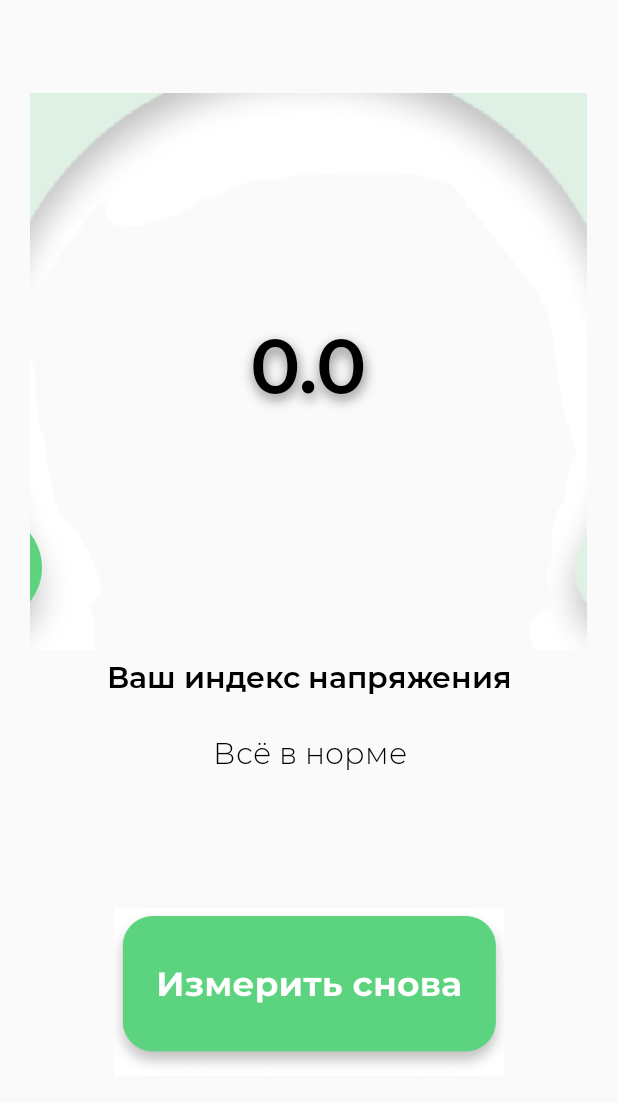
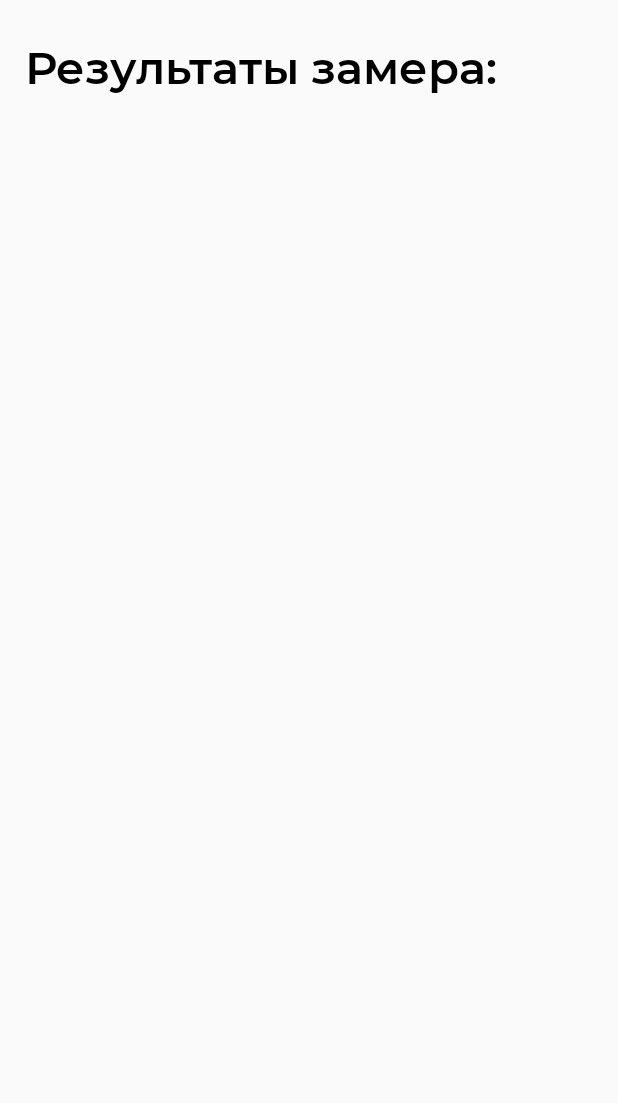
Before and after one commit to TheArtyomMDev/BeWell, an Android app: the Result screen opened directly, with no data from a screen before it, on a phone screen of 412 x 824 dp. Shown: the top 1103 px of the screen. Run offline under Robolectric (Android 15) with nearby library versions, the phone set to English and light mode, and no system bars; libraries missing offline, so code that uses them is left out: com.jjoe64.graphview, org.nield.kotlinstatistics.

```diff
--- a/app/src/main/java/com/example/sachin/heart/Result.kt
+++ b/app/src/main/java/com/example/sachin/heart/Result.kt
@@ -1,105 +1,32 @@
 package com.example.sachin.heart
 
 import android.content.Context
-import android.content.Intent
 import android.graphics.*
 import android.os.Bundle
-import android.support.v7.app.AppCompatActivity
+import androidx.appcompat.app.AppCompatActivity
 import android.util.AttributeSet
 import android.view.View
 import android.widget.Button
 import android.widget.TextView
-import kotlin.math.roundToInt
+import java.lang.reflect.Array
 
 
 class Result : AppCompatActivity() {
-
-    companion object {
-        var BItoText = 0F
-        var backgroundLevel = 0
-    }
-
-    class BarView2 @JvmOverloads constructor(context: Context,
-                                               attrs: AttributeSet? = null, defStyleAttr: Int = 0)
-        : View(context, attrs, defStyleAttr) {
-
-        private var resizedWidth = 900
-        private var resizedHeight = 900
-        private var radius = 364F
-        private var deltaDown = -10.5F
-        private var toAngle = 240F*(BItoText/500F)
-        private var angle = 0F
-        private var called = false
-
-        private var levelBitmapBackground: Bitmap? = null
-        private var resizedLevelBitmapBackground: Bitmap? = null
-
-        private val paint = Paint()
-        private val oval = RectF()
-        private val oval2 = RectF()
-
-        // Called when the view should render its content.
-        override fun onDraw(canvas: Canvas?) {
-            super.onDraw(canvas)
-
-            if(!called) {
-                if(BItoText <= 100) backgroundLevel = R.drawable.level_background_1
-                else if(BItoText > 100 && BItoText <= 200) backgroundLevel = R.drawable.level_background_2
-                else backgroundLevel = R.drawable.level_background_2
-
-                toAngle = 240F*(BItoText/500F)
-
-                levelBitmapBackground = BitmapFactory.decodeResource(resources, backgroundLevel)
-                resizedLevelBitmapBackground = Bitmap.createScaledBitmap(levelBitmapBackground!!, resizedWidth, resizedHeight, false)
-
-                called = true
-            }
-
-            canvas!!.drawBitmap(resizedLevelBitmapBackground!!, width/2 - resizedWidth/2F, height/2 - resizedHeight/2F, paint)
-
-            paint.style = Paint.Style.STROKE
-            paint.strokeWidth = 100F
-
-            //цвет в зависимоти от BI
-            if(BItoText <= 100) paint.color = Color.parseColor("#5DD37E")
-            else if(BItoText > 100 && BItoText <= 200) paint.color = Color.parseColor("#F7F514")
-            else if(BItoText > 200 && BItoText <= 400) paint.color = Color.parseColor("#F77E14")
-            else paint.color = Color.parseColor("#F52B2B")
-
-            oval.set(width/2 - radius - 5F, height/2 - radius - deltaDown - 5F, width/2 + radius, height/2 + radius - deltaDown)
-            canvas.drawArc(oval, 150F, angle, false, paint)
-
-            paint.style = Paint.Style.FILL
-            oval2.set(width/2 - radius - 2F, height/2 + radius - 220F, width/2 - radius + 98F, height/2 + radius - 115F)
-            canvas.drawOval(oval2, paint)
-
-            if(angle < toAngle) angle += 0.5F
-            println(angle)
-            println(toAngle)
-
-            invalidate()
-        }
-    }
 
     override fun onCreate(savedInstanceState: Bundle?) {
         super.onCreate(savedInstanceState)
         setContentView(R.layout.activity_result)
 
-        val againButton = findViewById<Button>(R.id.again_button)
-        val resultText = findViewById<TextView>(R.id.result_text)
         val resultInfoText = findViewById<TextView>(R.id.result_info_text)
 
-        val BI: Double = intent.extras?.get("BI") as Double
-        BItoText = (BI * 100).roundToInt() /100F
-        if(BItoText > 500) BItoText = 500F
+        var out = ""
+        val bundle = intent.extras
+        if (bundle != null) {
+            for (key in bundle.keySet()) {
+                out += "$key: ${bundle[key]}\n"
+            }
+        }
 
-        resultText.text = BItoText.toString()
-        if(BItoText <= 100) resultInfoText.text = "Всё в норме"
-        else if(200 > BItoText && BItoText > 100) resultInfoText.text = "Советуем посетить врача"
-        else resultInfoText.text = "Незамедлительно запишитесь к врачу"
-
-        againButton.setOnClickListener {
-            startActivity(Intent(this, HeartRateMonitor::class.java))
-        }
+        resultInfoText.text = out
     }
 }
--- a/app/src/main/res/layout/activity_result.xml
+++ b/app/src/main/res/layout/activity_result.xml
@@ -8,80 +8,51 @@
     android:id="@+id/layout2">
 
 
-    <android.support.constraint.ConstraintLayout
+    <androidx.constraintlayout.widget.ConstraintLayout
         android:id="@+id/relativeLayout2"
         android:layout_width="match_parent"
         android:layout_height="match_parent">
 
 
         <TextView
+            android:id="@+id/label_text"
+            android:layout_width="wrap_content"
+            android:layout_height="wrap_content"
+            android:layout_marginStart="16dp"
+            android:layout_marginTop="24dp"
+            android:fontFamily="@font/montserrat_semi_bold"
+            android:gravity="center"
+            android:text="Результаты замера:"
+            android:textColor="#000000"
+            android:textSize="30sp"
+            app:layout_constraintStart_toStartOf="parent"
+            app:layout_constraintTop_toTopOf="parent" />
+
+        <TextView
             android:id="@+id/result_info_text"
-            android:layout_width="300dp"
-            android:layout_height="66dp"
+            android:layout_width="wrap_content"
+            android:layout_height="wrap_content"
             android:fontFamily="@font/montserrat_light"
-            android:gravity="center"
-            android:text="Это хорошо"
+            android:gravity="left"
+            android:text="Здесь будут результаты"
             android:textColor="#000000"
             android:textSize="20sp"
-            app:layout_constraintEnd_toEndOf="parent"
-            app:layout_constraintStart_toStartOf="parent"
+            app:layout_constraintStart_toStartOf="@+id/label_text"
             app:layout_constraintTop_toBottomOf="@+id/label_text" />
 
         <Button
             android:id="@+id/again_button"
             android:layout_width="260dp"
             android:layout_height="112dp"
-            android:layout_marginTop="172dp"
+            android:layout_marginStart="4dp"
+            android:layout_marginTop="96dp"
             android:background="@drawable/again_button"
-            app:layout_constraintEnd_toEndOf="parent"
+            android:visibility="gone"
             app:layout_constraintStart_toStartOf="parent"
-            app:layout_constraintTop_toBottomOf="@+id/canvas2"
-            tools:ignore="SpeakableTextPresentCheck" />
-
-        <TextView
-            android:id="@+id/label_text"
-            android:layout_width="321dp"
-            android:layout_height="35dp"
-            android:fontFamily="@font/montserrat_semi_bold"
-            android:gravity="center"
-            android:text="Ваш индекс напряжения"
-            android:textColor="#000000"
-            android:textSize="20sp"
-            app:layout_constraintEnd_toEndOf="parent"
-            app:layout_constraintStart_toStartOf="parent"
-            app:layout_constraintTop_toBottomOf="@+id/canvas2" />
-
-        <TextView
-            android:id="@+id/result_text"
-            android:layout_width="300dp"
-            android:layout_height="180dp"
-            android:layout_marginTop="152dp"
-            android:fontFamily="@font/montserrat_semi_bold"
-            android:gravity="center"
-            android:shadowColor="@color/text_shadow"
-            android:shadowDx="1"
-            android:shadowDy="5"
-            android:shadowRadius="10"
-            android:text="125"
-            android:textColor="#000000"
-            android:textSize="50sp"
-            app:layout_constraintEnd_toEndOf="parent"
-            app:layout_constraintHorizontal_bias="0.497"
-            app:layout_constraintStart_toStartOf="parent"
-            app:layout_constraintTop_toTopOf="parent" />
-
-        <view
-            android:id="@+id/canvas2"
-            class="com.example.sachin.heart.Result$BarView2"
-            android:layout_width="371dp"
-            android:layout_height="371dp"
-            app:layout_constraintBottom_toBottomOf="@+id/result_text"
-            app:layout_constraintEnd_toEndOf="@+id/result_text"
-            app:layout_constraintHorizontal_bias="0.497"
-            app:layout_constraintStart_toStartOf="@+id/result_text"
-            app:layout_constraintTop_toTopOf="@+id/result_text"
-            app:layout_constraintVertical_bias="0.471" />
+            app:layout_constraintTop_toBottomOf="@+id/result_info_text"
+            tools:ignore="SpeakableTextPresentCheck"
+            tools:visibility="gone" />
 
 
-    </android.support.constraint.ConstraintLayout>
+    </androidx.constraintlayout.widget.ConstraintLayout>
 </LinearLayout>
--- a/gradle.properties
+++ b/gradle.properties
@@ -9,6 +9,8 @@
 
 # Specifies the JVM arguments used for the daemon process.
 # The setting is particularly useful for tweaking memory settings.
+android.enableJetifier=true
+android.useAndroidX=true
 org.gradle.jvmargs=-Xmx1536m
 
 # When configured, Gradle will run in incubating parallel mode.
```
Also changed, not shown: app/build.gradle (+5 -3 lines), app/src/main/AndroidManifest.xml (+6 -2 lines), app/src/main/java/com/example/sachin/heart/HeartRateMonitor.kt (+51 -15 lines), app/src/main/res/layout/main.xml (+4 -4 lines), app/src/main/res/drawable-mdpi/green_icon.png (deleted), app/src/main/res/drawable-mdpi/red_icon.png (deleted), app/src/main/res/drawable/again_button_normal.png (deleted), app/src/main/res/drawable/again_button_pressed.png (deleted), app/src/main/res/drawable/level_background_2.png, 1 other file.
